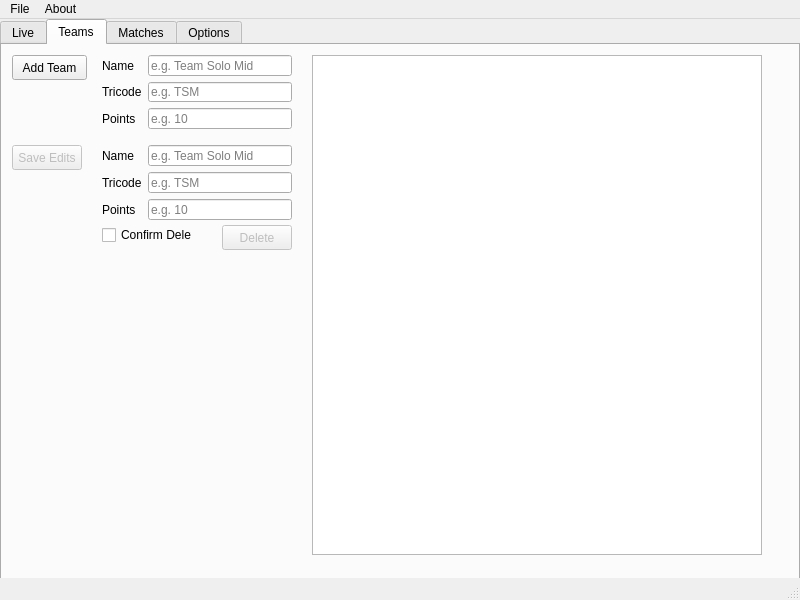
Old version of the form static/form.ui in the repository chhopsky/updatethestream.
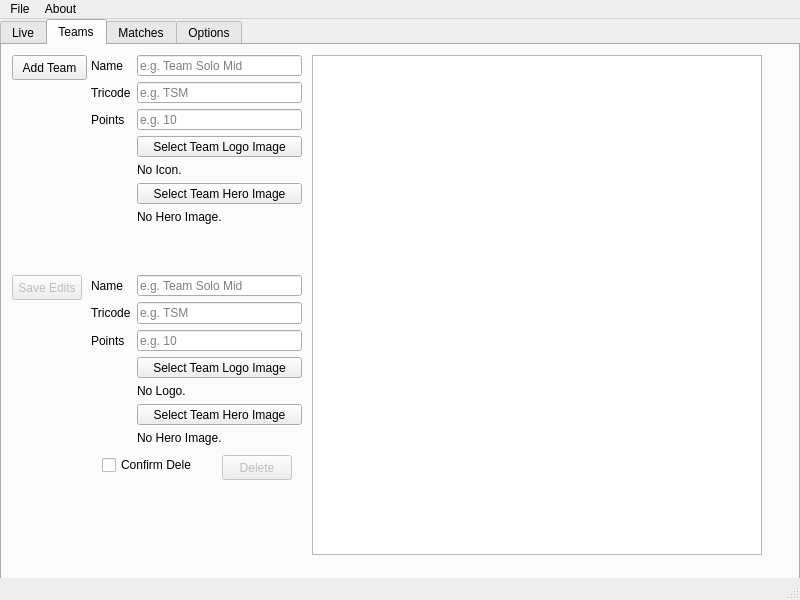
New version of the form. The open tabs and pages were chosen to show the change. Icons and pictures are not drawn.

Commit message: Add team icons to UI + config (not hooked up)

```diff
--- a/static/form.ui
+++ b/static/form.ui
@@ -435,10 +435,10 @@
      <widget class="QWidget" name="formLayoutWidget">
       <property name="geometry">
        <rect>
-        <x>100</x>
+        <x>89</x>
         <y>10</y>
-        <width>190</width>
-        <height>74</height>
+        <width>211</width>
+        <height>170</height>
        </rect>
       </property>
       <layout class="QFormLayout" name="add_team_form">
@@ -493,6 +493,40 @@
          </property>
         </widget>
        </item>
+       <item row="3" column="1">
+        <widget class="QPushButton" name="add_team_icon_button">
+         <property name="toolTip">
+          <string extracomment="Select a team icon file."/>
+         </property>
+         <property name="text">
+          <string>Select Team Logo Image</string>
+         </property>
+        </widget>
+       </item>
+       <item row="4" column="1">
+        <widget class="QLabel" name="add_team_hero_label">
+         <property name="text">
+          <string>No Icon.</string>
+         </property>
+        </widget>
+       </item>
+       <item row="5" column="1">
+        <widget class="QPushButton" name="add_team_hero_button">
+         <property name="toolTip">
+          <string extracomment="Select a larger hero image for the team."/>
+         </property>
+         <property name="text">
+          <string>Select Team Hero Image</string>
+         </property>
+        </widget>
+       </item>
+       <item row="6" column="1">
+        <widget class="QLabel" name="add_team_icon_label">
+         <property name="text">
+          <string>No Hero Image.</string>
+         </property>
+        </widget>
+       </item>
       </layout>
      </widget>
      <widget class="QPushButton" name="add_team_button">
@@ -511,10 +545,10 @@
      <widget class="QWidget" name="formLayoutWidget_2">
       <property name="geometry">
        <rect>
-        <x>100</x>
-        <y>100</y>
-        <width>190</width>
-        <height>75</height>
+        <x>89</x>
+        <y>230</y>
+        <width>211</width>
+        <height>171</height>
        </rect>
       </property>
       <layout class="QFormLayout" name="edit_team_form">
@@ -569,16 +603,44 @@
          </property>
         </widget>
        </item>
+       <item row="3" column="1">
+        <widget class="QPushButton" name="pushButton">
+         <property name="text">
+          <string>Select Team Logo Image</string>
+         </property>
+        </widget>
+       </item>
+       <item row="4" column="1">
+        <widget class="QLabel" name="label_3">
+         <property name="text">
+          <string>No Logo.</string>
+         </property>
+        </widget>
+       </item>
+       <item row="5" column="1">
+        <widget class="QPushButton" name="pushButton_2">
+         <property name="text">
+          <string>Select Team Hero Image</string>
+         </property>
+        </widget>
+       </item>
+       <item row="6" column="1">
+        <widget class="QLabel" name="label_4">
+         <property name="text">
+          <string>No Hero Image.</string>
+         </property>
+        </widget>
+       </item>
       </layout>
      </widget>
      <widget class="QPushButton" name="edit_team_button">
-    <property name="enabled">
-          <bool>False</bool>
-         </property>
+      <property name="enabled">
+       <bool>false</bool>
+      </property>
       <property name="geometry">
        <rect>
         <x>10</x>
-        <y>100</y>
+        <y>230</y>
         <width>70</width>
         <height>25</height>
        </rect>
@@ -594,7 +656,7 @@
       <property name="geometry">
        <rect>
         <x>220</x>
-        <y>180</y>
+        <y>410</y>
         <width>70</width>
         <height>25</height>
        </rect>
@@ -607,7 +669,7 @@
       <property name="geometry">
        <rect>
         <x>100</x>
-        <y>180</y>
+        <y>410</y>
         <width>90</width>
         <height>20</height>
        </rect>
```
Left out of the diff: 82 changed lines with no effect on the pictures. The commit also changes 3 other files.
